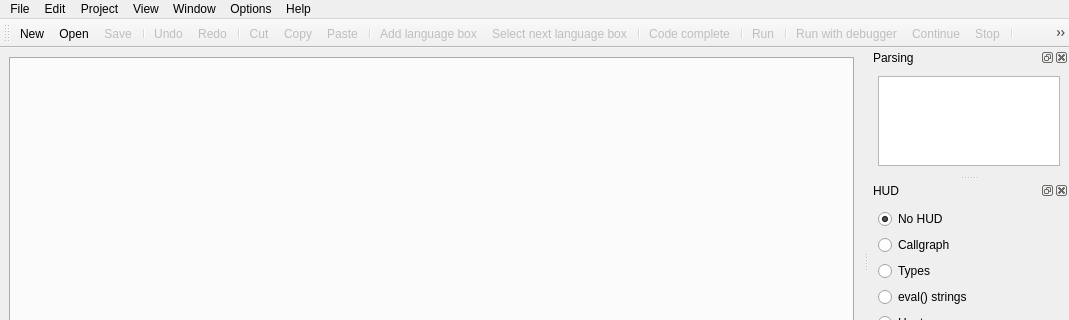
Before: the Qt Designer form lib/eco/gui/gui.ui in softdevteam/eco, drawn with Qt 5; both pictures show x 0 to 1069 and y 0 to 320 of the 1069 by 737 pixel window.
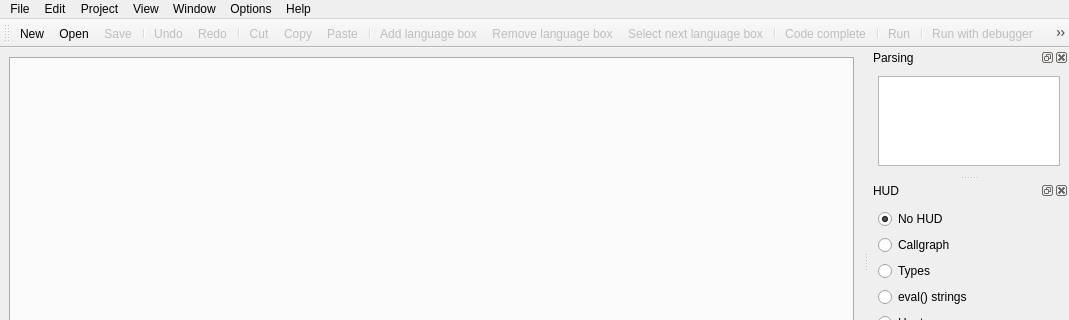
After: the same form once the commit is applied. Icons and pictures are not drawn.

Commit message:
Add menu option to remove language boxes
This commit allows users to remove a selected language box via the
editor's menu, which moves its contents into the outside box.

After removing a language box, also make sure to relex tokens just
before the box as they may need to be merged with the tokens from the
box.

```diff
--- a/lib/eco/gui/gui.ui
+++ b/lib/eco/gui/gui.ui
@@ -194,6 +194,7 @@
    <addaction name="actionPaste"/>
    <addaction name="separator"/>
    <addaction name="actionAdd_language_box"/>
+   <addaction name="actionRemove_language_box"/>
    <addaction name="actionSelect_next_language_box"/>
    <addaction name="separator"/>
    <addaction name="actionCode_complete"/>
@@ -877,6 +878,19 @@
     <string>Insert</string>
    </property>
   </action>
+  <action name="actionRemove_language_box">
+   <property name="enabled">
+    <bool>false</bool>
+   </property>
+   <property name="icon">
+    <iconset theme="list-remove">
+     <normaloff/>
+    </iconset>
+   </property>
+   <property name="text">
+    <string>Remove language box</string>
+   </property>
+  </action>
  </widget>
  <resources/>
  <connections/>
```
Left out of the diff: 54 changed lines with no effect on the pictures. The commit also changes 2 other files.
